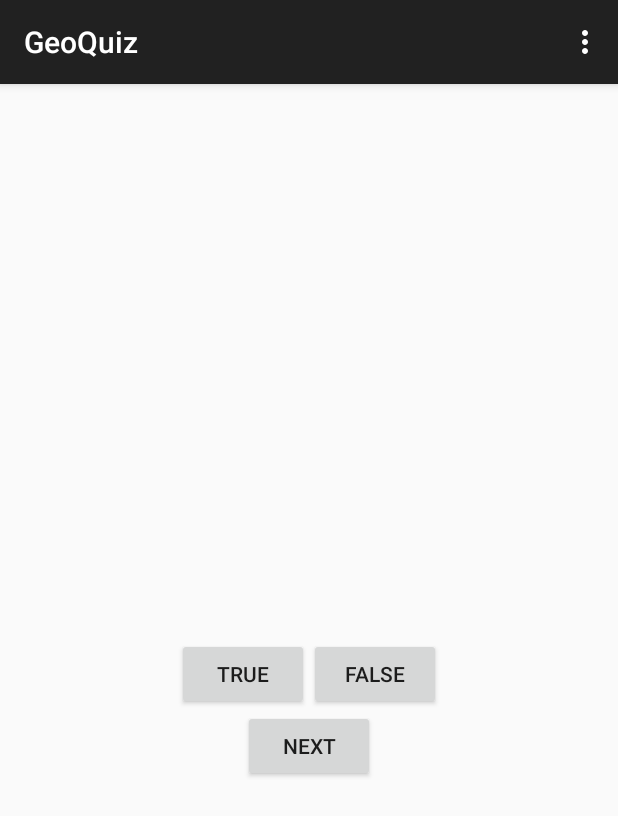
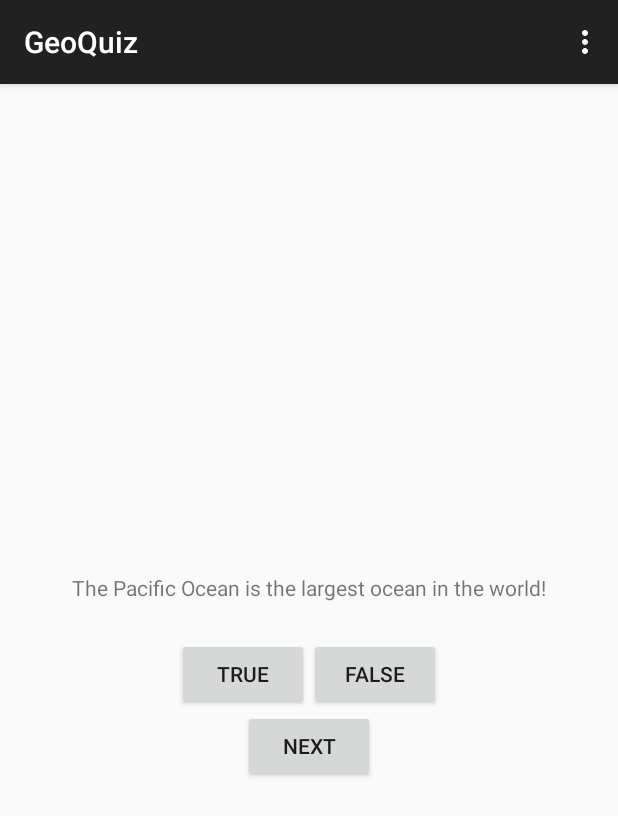
Before and after one commit to kshitizanand/GeoQuiz, an Android app: the screen it shows after launch (QuizActivity), after a tap on "TRUE", on a phone screen of 412 x 824 dp. Shown: the top 816 px of the screen. Run offline under Robolectric (Android 15) with nearby library versions, the phone set to English and light mode, and no system bars.

Commit message:
Somewhat Functional app

```diff
--- a/app/src/main/java/com/anandkshitiz/geoquiz/QuizActivity.java
+++ b/app/src/main/java/com/anandkshitiz/geoquiz/QuizActivity.java
@@ -31,13 +31,14 @@ public class QuizActivity extends AppCompatActivity {
         super.onCreate(savedInstanceState);
         setContentView(R.layout.activity_quiz);
 
+        mQuestionTextView = (TextView) findViewById(R.id.question_text_view);
+        int question = mQuestionBank[mCurrentIndex].getQuestion();
+        mQuestionTextView.setText(question);
         mTrueButton = (Button) findViewById(R.id.true_button);
         mTrueButton.setOnClickListener(new View.OnClickListener(){
             @Override
             public void onClick(View v) {
-                Toast.makeText(QuizActivity.this,
-                        R.string.incorrect_toast,
-                        Toast.LENGTH_SHORT).show();
+                checkAnswer(true);
             }
 
         });
@@ -45,11 +46,20 @@ public class QuizActivity extends AppCompatActivity {
         mFalseButton.setOnClickListener(new View.OnClickListener() {
             @Override
             public void onClick(View v) {
-                Toast.makeText(QuizActivity.this,
-                        R.string.correct_toast,
-                        Toast.LENGTH_SHORT).show();
+                checkAnswer(false);
             }
         });
+        mNextButton = (Button) findViewById(R.id.next_button);
+        mNextButton.setOnClickListener(new View.OnClickListener() {
+            @Override
+            public void onClick(View v) {
+                mCurrentIndex = (mCurrentIndex + 1) % mQuestionBank.length;
+                int question = mQuestionBank[mCurrentIndex].getQuestion();
+                updateQuestion();
+            }
+        });
+
+        updateQuestion();
     }
 
     @Override
@@ -73,4 +83,22 @@ public class QuizActivity extends AppCompatActivity {
 
         return super.onOptionsItemSelected(item);
     }
+
+    private void updateQuestion() {
+        int question = mQuestionBank[mCurrentIndex].getQuestion();
+        mQuestionTextView.setText(question);
+    }
+
+    private void checkAnswer(boolean userPressedTrue) {
+        boolean currentAnswer = mQuestionBank[mCurrentIndex].isTrueQuestion();
+        int messageResId = 0;
+
+        if(userPressedTrue == currentAnswer) {
+            messageResId = R.string.correct_toast;
+        } else {
+            messageResId = R.string.incorrect_toast;
+        }
+
+        Toast.makeText(this, messageResId, Toast.LENGTH_LONG).show();
+    }
 }
```
